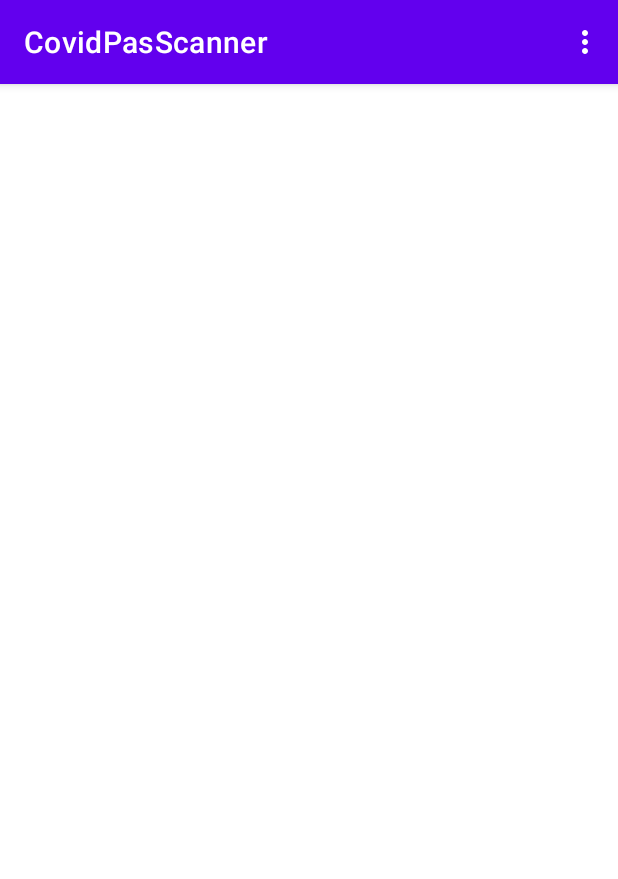
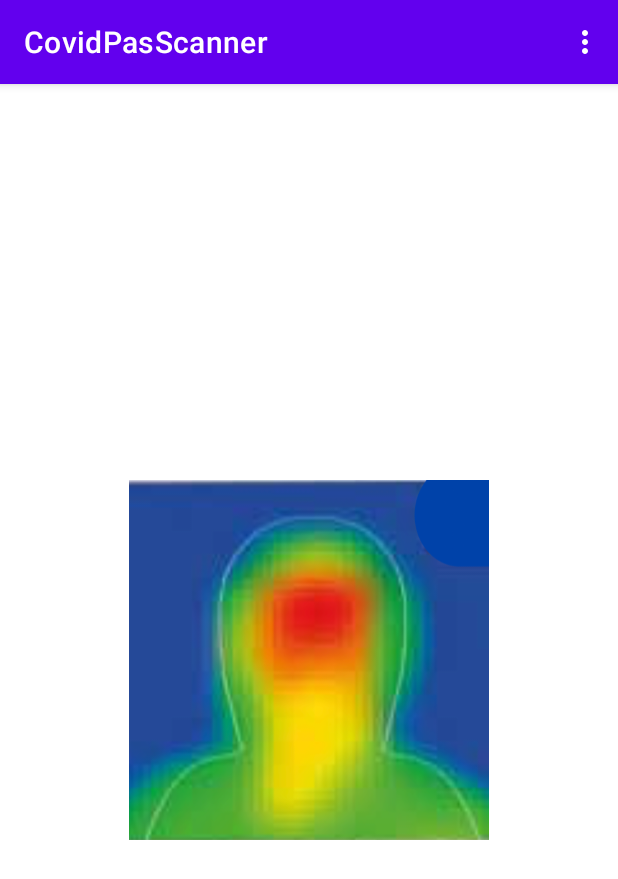
Before and after one commit to tecnimed2021/CovidPasScanner_ANDROID, an Android app: the IntroActivity screen opened directly, with no data from a screen before it, on a phone screen of 412 x 824 dp. Shown: the top 879 px of the screen. Run offline under Robolectric (Android 15) with nearby library versions, the light colour scheme and no system bars; 1 statement that could not run was skipped.

Commit message:
Aggiunta icona Logo

```diff
--- a/app/src/main/res/layout/activity_intro.xml
+++ b/app/src/main/res/layout/activity_intro.xml
@@ -20,5 +20,6 @@
         android:layout_alignParentBottom="false"
         android:layout_centerInParent="true"
         android:contentDescription="TODO"
-        android:scaleType="fitXY" />
+        android:scaleType="fitXY"
+        app:srcCompat="@drawable/icon" />
 </RelativeLayout>
```
